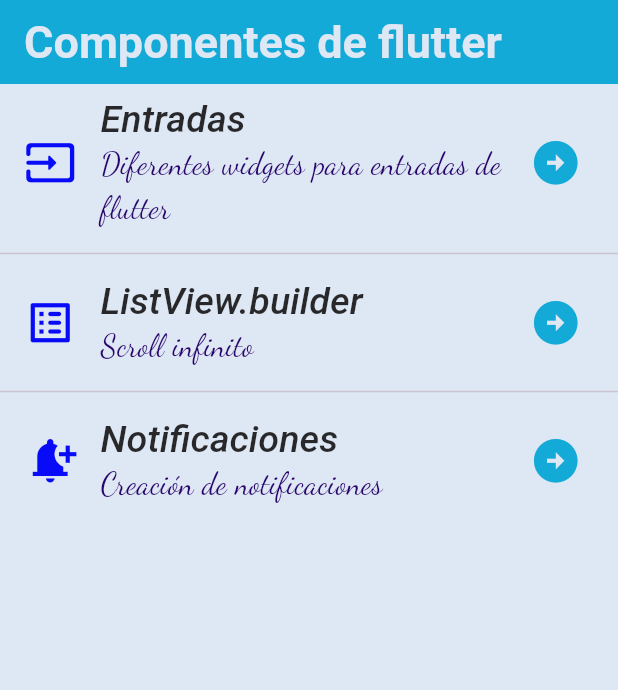
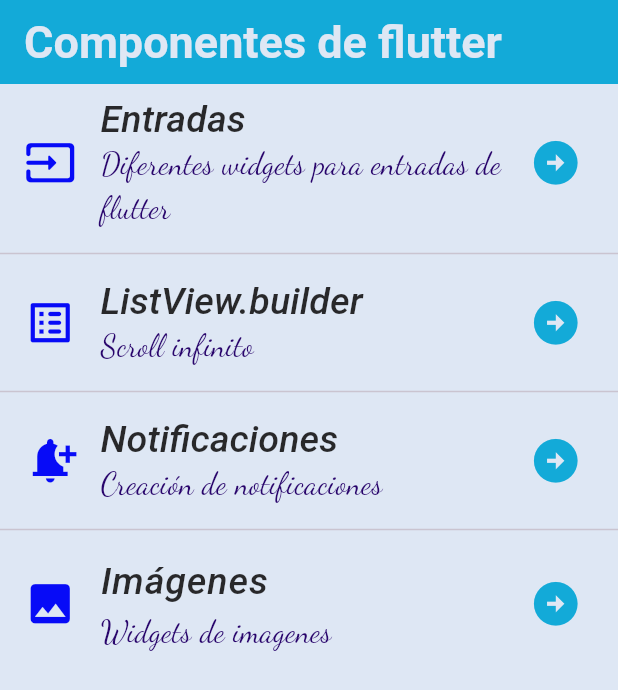
Before and after one commit to Marina-Portillo/componentes_flutter5C, a Flutter app: the screen it shows after launch, on a phone screen of 412 x 824 dp. Shown: the top 690 px of the screen. Run offline on Flutter 3.47's test engine with Material 3 defaults, Android fonts, the phone set to English and light mode, and no system bars; our stand-ins replace google_fonts; Roboto replaces fonts that are missing (Abel, Alice).

Commit message:
Images 1

```diff
--- a/lib/screens/home_screen.dart
+++ b/lib/screens/home_screen.dart
@@ -1,4 +1,5 @@
 import 'package:flutter/material.dart';
+import 'package:practica3/screens/images_screen.dart';
 import 'package:practica3/screens/infinite_list_screen.dart';
 import 'package:practica3/screens/inputs_screen.dart';
 import 'package:practica3/screens/notifications_screen.dart';
@@ -100,6 +101,33 @@ class HomeScreen extends StatelessWidget {
                   return const NotificationsScreen();
                 });
                 Navigator.push(context, ruta3);
+              },
+            ),
+            const Divider(),
+            ListTile(
+              leading: IconTheme(
+                data: AppTheme.lightTheme.iconTheme,
+                child: const Icon(Icons.image,
+                color: Color.fromARGB(255, 7, 11, 247),
+                ),
+              ),
+              title: Text(
+                'Imágenes',
+                style: AppTheme.lightTheme.textTheme.headlineLarge,
+              ),
+              subtitle: Text(
+                'Widgets de imagenes',
+                style: AppTheme.lightTheme.textTheme.bodySmall,
+              ),
+              trailing: IconTheme(
+                data: AppTheme.lightTheme.iconTheme,
+                child: const Icon(Icons.arrow_circle_right),
+                ),
+                onTap: (){
+                final ruta4 = MaterialPageRoute(builder: (context){
+                  return const imagesScreen();
+                });
+                Navigator.push(context, ruta4);
               }
             ),
           ],
--- a/lib/screens/inputs_screen.dart
+++ b/lib/screens/inputs_screen.dart
@@ -1,4 +1,3 @@
-import 'dart:html';
 
 import 'package:flutter/material.dart';
 import 'package:practica3/theme/app_theme.dart';
--- a/pubspec.yaml
+++ b/pubspec.yaml
@@ -18,3 +18,5 @@ dev_dependencies:
 
 flutter:
   uses-material-design: true
+  assets:
+    - assets/imgs/imagen3.gif
```
Also changed, not shown: lib/screens/images_screen.dart (added, +35 -0 lines), assets/imgs/imagen1.jpg, assets/imgs/imagen3.gif (added).
